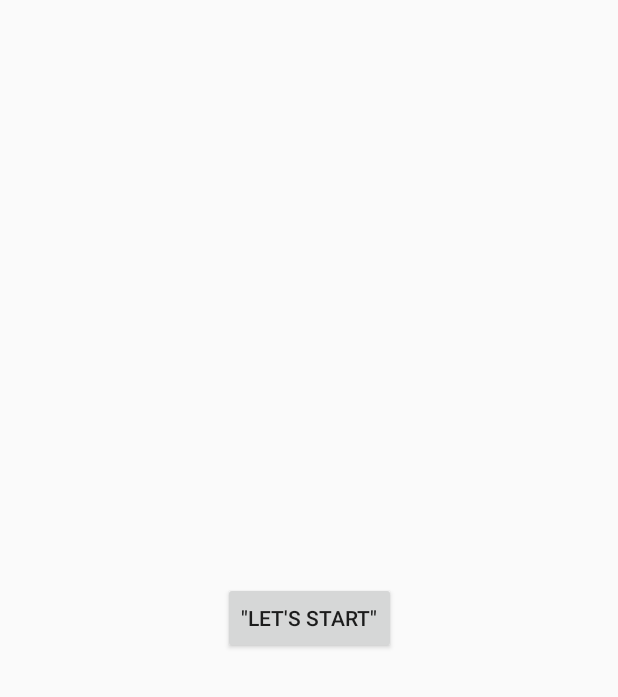
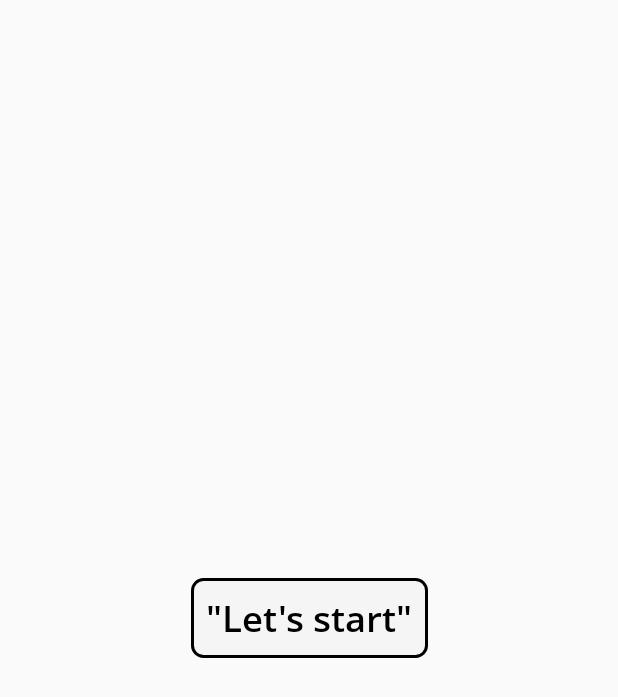
Before and after one commit to aldebaran/qisdk-sample-attention-state-checker, an Android app: the layout activity_introduction.xml on its own in the app's theme, with its tools: preview values and no code run, on a phone screen of 412 x 824 dp. Shown: the top 697 px of the screen. Run offline under Robolectric (Android 15) with nearby library versions, the phone set to English and light mode, and no system bars.

Commit message:
Add style for buttons

```diff
--- a/app/src/main/java/com/softbankrobotics/sample/attentionstatechecker/introduction/IntroductionActivity.kt
+++ b/app/src/main/java/com/softbankrobotics/sample/attentionstatechecker/introduction/IntroductionActivity.kt
@@ -74,14 +74,19 @@ class IntroductionActivity : RobotActivity(), RobotLifecycleCallbacks {
     }
 
     private fun displayStartButton() {
-        setStartButtonVisibility(View.VISIBLE)
+        runOnUiThread {
+            startButton.apply {
+                visibility = View.VISIBLE
+            }
+        }
     }
 
     private fun hideStartButton() {
-        setStartButtonVisibility(View.INVISIBLE)
-    }
-
-    private fun setStartButtonVisibility(visibility: Int) {
-        runOnUiThread { startButton.visibility = visibility }
+        runOnUiThread {
+            startButton.apply {
+                isChecked = false
+                visibility = View.INVISIBLE
+            }
+        }
     }
 }
--- /dev/null
+++ b/app/src/main/res/color/button_text_color_selector.xml
@@ -0,0 +1,17 @@
+<?xml version="1.0" encoding="utf-8"?>
+<selector xmlns:android="http://schemas.android.com/apk/res/android">
+    <item
+        android:color="@android:color/white"
+        android:state_checked="true" />
+    <item
+        android:color="@color/disabled_text_gray"
+        android:state_checked="false"
+        android:state_enabled="false" />
+    <item
+        android:color="@android:color/white"
+        android:state_checked="false"
+        android:state_enabled="true"
+        android:state_pressed="true" />
+    <item
+        android:color="@android:color/black" />
+</selector>
--- /dev/null
+++ b/app/src/main/res/drawable/button_background_selector.xml
@@ -0,0 +1,17 @@
+<?xml version="1.0" encoding="utf-8"?>
+<selector xmlns:android="http://schemas.android.com/apk/res/android">
+    <item
+        android:drawable="@drawable/button_shape_selected"
+        android:state_checked="true" />
+    <item
+        android:drawable="@drawable/button_shape_disabled"
+        android:state_checked="false"
+        android:state_enabled="false" />
+    <item
+        android:drawable="@drawable/button_shape_pressed"
+        android:state_checked="false"
+        android:state_enabled="true"
+        android:state_pressed="true" />
+    <item
+        android:drawable="@drawable/button_shape_unselected" />
+</selector>
--- /dev/null
+++ b/app/src/main/res/drawable/button_shape_disabled.xml
@@ -0,0 +1,5 @@
+<?xml version="1.0" encoding="utf-8"?>
+<shape xmlns:android="http://schemas.android.com/apk/res/android">
+    <solid android:color="@color/disabled_gray" />
+    <corners android:radius="@dimen/button_corner_radius" />
+</shape>
--- /dev/null
+++ b/app/src/main/res/drawable/button_shape_pressed.xml
@@ -0,0 +1,5 @@
+<?xml version="1.0" encoding="utf-8"?>
+<shape xmlns:android="http://schemas.android.com/apk/res/android">
+    <solid android:color="@color/pressed_green" />
+    <corners android:radius="@dimen/button_corner_radius" />
+</shape>
--- /dev/null
+++ b/app/src/main/res/drawable/button_shape_selected.xml
@@ -0,0 +1,5 @@
+<?xml version="1.0" encoding="utf-8"?>
+<shape xmlns:android="http://schemas.android.com/apk/res/android">
+    <solid android:color="@color/selected_green" />
+    <corners android:radius="@dimen/button_corner_radius" />
+</shape>
--- /dev/null
+++ b/app/src/main/res/drawable/button_shape_unselected.xml
@@ -0,0 +1,6 @@
+<?xml version="1.0" encoding="utf-8"?>
+<shape xmlns:android="http://schemas.android.com/apk/res/android">
+    <solid android:color="@color/unselected_gray" />
+    <stroke android:width="@dimen/button_stoke_width" />
+    <corners android:radius="@dimen/button_corner_radius" />
+</shape>
--- a/app/src/main/res/layout/activity_introduction.xml
+++ b/app/src/main/res/layout/activity_introduction.xml
@@ -6,7 +6,8 @@
     android:layout_height="match_parent"
     tools:context=".introduction.IntroductionActivity">
 
-    <Button
+    <RadioButton
+        style="@style/RadioButton"
         android:id="@+id/startButton"
         android:layout_width="wrap_content"
         android:layout_height="wrap_content"
--- a/app/src/main/res/values/colors.xml
+++ b/app/src/main/res/values/colors.xml
@@ -3,4 +3,11 @@
     <color name="colorPrimary">#3F51B5</color>
     <color name="colorPrimaryDark">#303F9F</color>
     <color name="colorAccent">#FF4081</color>
+
+    <color name="disabled_text_gray">#9e9e9e</color>
+
+    <color name="disabled_gray">#e0e0e0</color>
+    <color name="unselected_gray">#f5f5f5</color>
+    <color name="pressed_green">#1b5e20</color>
+    <color name="selected_green">#4caf50</color>
 </resources>
--- /dev/null
+++ b/app/src/main/res/values/dimens.xml
@@ -0,0 +1,7 @@
+<?xml version="1.0" encoding="utf-8"?>
+<resources>
+    <dimen name="big_text">24sp</dimen>
+    <dimen name="button_stoke_width">2dp</dimen>
+    <dimen name="button_corner_radius">7dp</dimen>
+    <dimen name="button_padding">10dp</dimen>
+</resources>
--- a/app/src/main/res/values/styles.xml
+++ b/app/src/main/res/values/styles.xml
@@ -6,6 +6,16 @@
         <item name="colorPrimary">@color/colorPrimary</item>
         <item name="colorPrimaryDark">@color/colorPrimaryDark</item>
         <item name="colorAccent">@color/colorAccent</item>
+        <item name="android:textSize">@dimen/big_text</item>
+    </style>
+
+    <style name="RadioButton" parent="Base.Widget.AppCompat.CompoundButton.RadioButton">
+        <item name="android:background">@drawable/button_background_selector</item>
+        <item name="android:padding">@dimen/button_padding</item>
+        <item name="android:textColor">@color/button_text_color_selector</item>
+        <item name="android:fontFamily">@font/open_sans_semibold</item>
+        <item name="android:button">@null</item>
+        <item name="android:gravity">center_horizontal</item>
     </style>
 
 </resources>
```
Also changed, not shown: app/src/main/res/font/open_sans_semibold.ttf (added).
